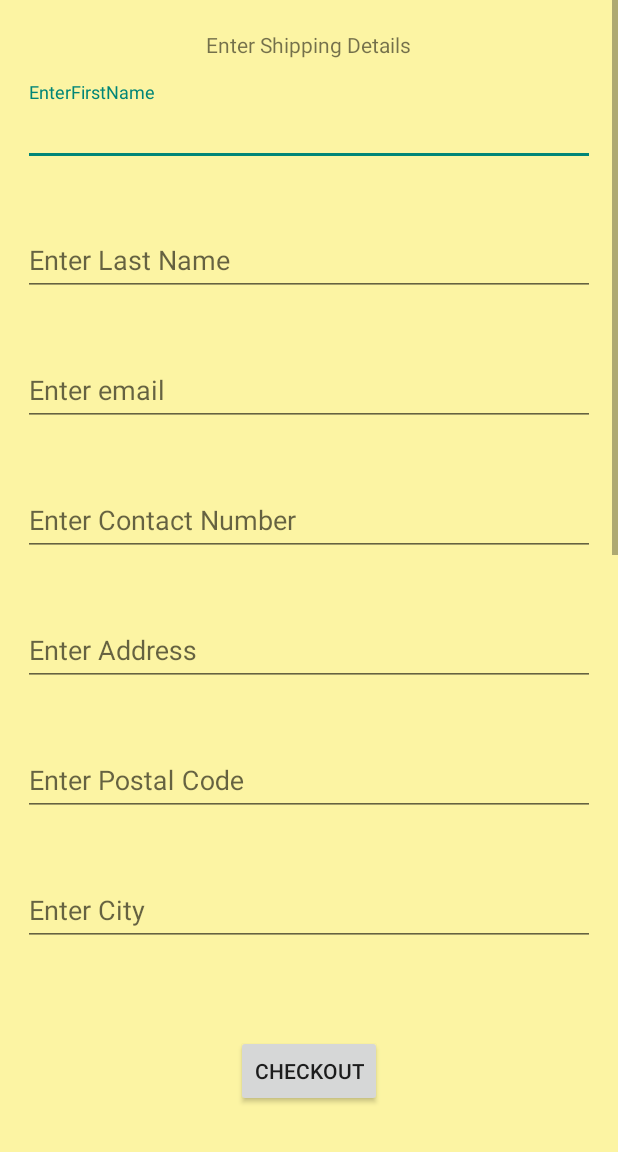
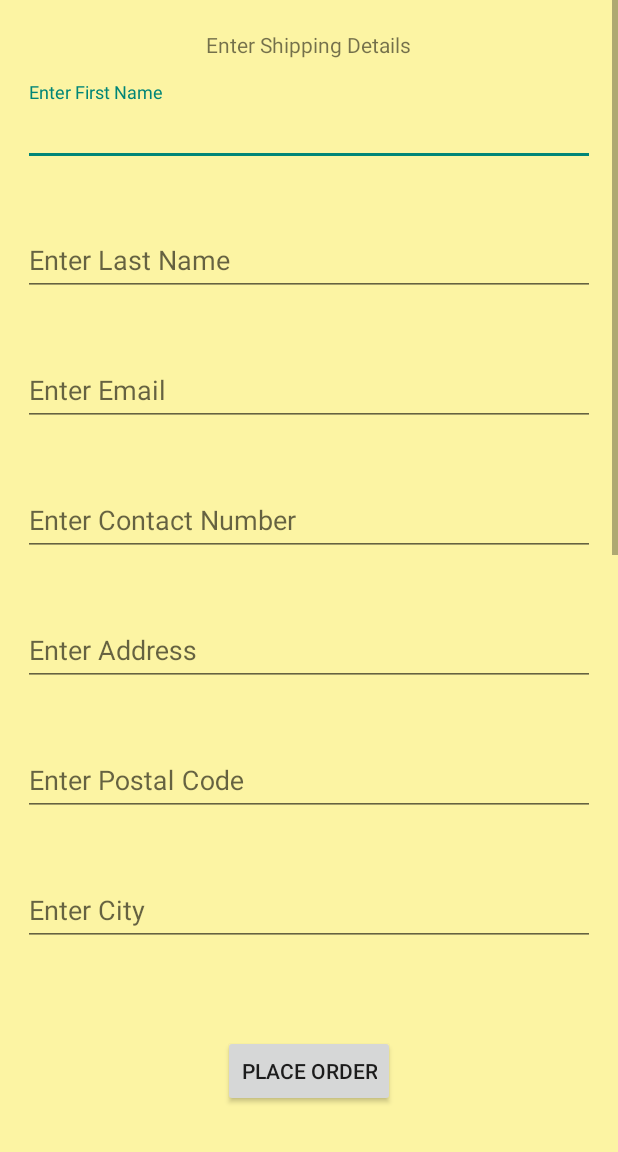
Before and after one commit to Nisu08/Project1_Group9, an Android app: the CheckoutActivity screen opened directly, with no data from a screen before it, on a phone screen of 412 x 824 dp, the part 84-1236 px from its top. Run offline under Robolectric (Android 15) with nearby library versions, the phone set to English and light mode, and no system bars; our stand-ins replace Firebase (no records; nobody signed in at launch, a user with empty details on screens opened directly).

```diff
--- a/app/src/main/java/com/example/project1_group9/Product.kt
+++ b/app/src/main/java/com/example/project1_group9/Product.kt
@@ -1,4 +1,6 @@
 package com.example.project1_group9
+
+import java.io.Serializable
 
 data class Product(
     var name: String = "",
@@ -7,5 +9,5 @@ data class Product(
     var description: String = "",
     var fullDescription: String = "",
     var price: Double = 0.0
-) {
+): Serializable {
 }
--- a/app/src/main/java/com/example/project1_group9/ProductAdapter.kt
+++ b/app/src/main/java/com/example/project1_group9/ProductAdapter.kt
@@ -43,11 +43,12 @@ class ProductAdapter(options: FirebaseRecyclerOptions<Product>) :
         Glide.with(holder.imgProduct.context).load(storageRef).into(holder.imgProduct)
 
         holder.cardView.setOnClickListener { view ->
-            val myIntent = Intent(
+            val intent = Intent(
                 view.context,
                 DetailActivity::class.java
             )
-            view.context.startActivity(myIntent)
+            intent.putExtra("productDetails", model)
+            view.context.startActivity(intent)
         }
     }
 }
--- a/app/src/main/res/layout/activity_checkout.xml
+++ b/app/src/main/res/layout/activity_checkout.xml
@@ -16,7 +16,7 @@
         android:layout_below="@+id/toolbar"
         android:layout_marginBottom="100dp">
 
-        <LinearLayout xmlns:tools="http://schemas.android.com/tools"
+        <LinearLayout
             android:layout_width="match_parent"
             android:layout_height="wrap_content"
             android:gravity="center"
@@ -39,7 +39,7 @@
                     android:id="@+id/txtFirstname"
                     android:layout_width="match_parent"
                     android:layout_height="wrap_content"
-                    android:hint="EnterFirstName" />
+                    android:hint="Enter First Name" />
             </com.google.android.material.textfield.TextInputLayout>
 
             <com.google.android.material.textfield.TextInputLayout
@@ -63,7 +63,7 @@
                     android:id="@+id/txtEmail"
                     android:layout_width="match_parent"
                     android:layout_height="wrap_content"
-                    android:hint="Enter email" />
+                    android:hint="Enter Email" />
             </com.google.android.material.textfield.TextInputLayout>
 
             <com.google.android.material.textfield.TextInputLayout
@@ -204,7 +204,7 @@
         android:layout_alignParentBottom="true"
         android:layout_centerInParent="true"
         android:layout_marginBottom="30dp"
-        android:text="CheckOut" />
+        android:text="Place Order" />
 
 
 </RelativeLayout>
```
Also changed, not shown: app/src/main/java/com/example/project1_group9/DetailActivity.kt (+25 -1 lines).
